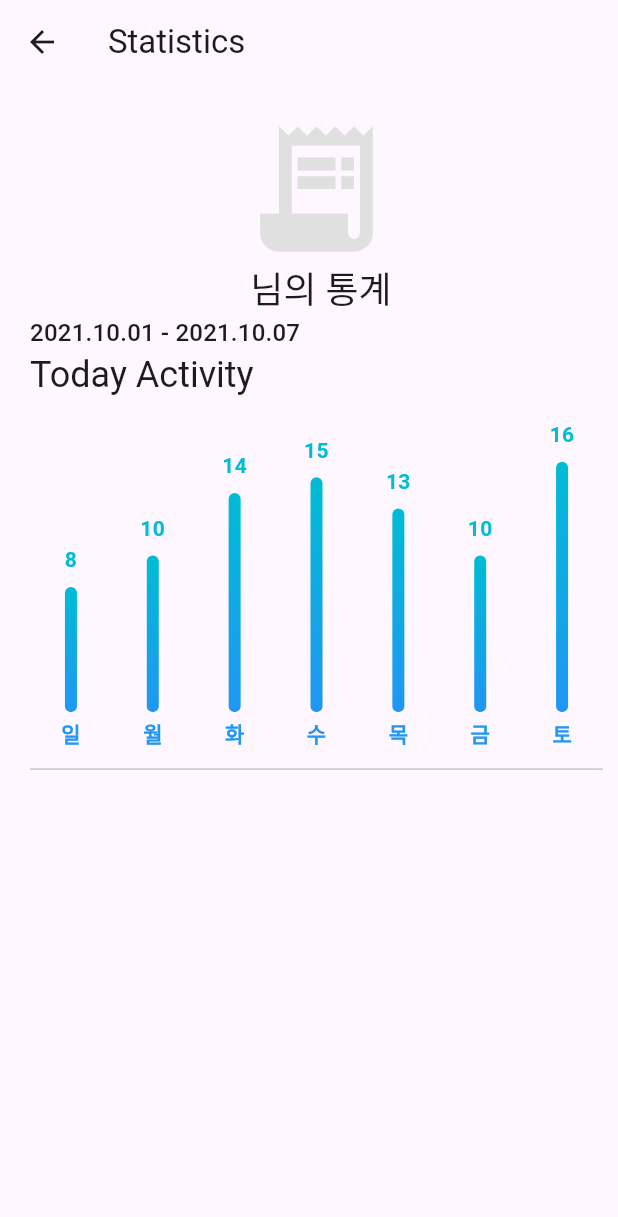
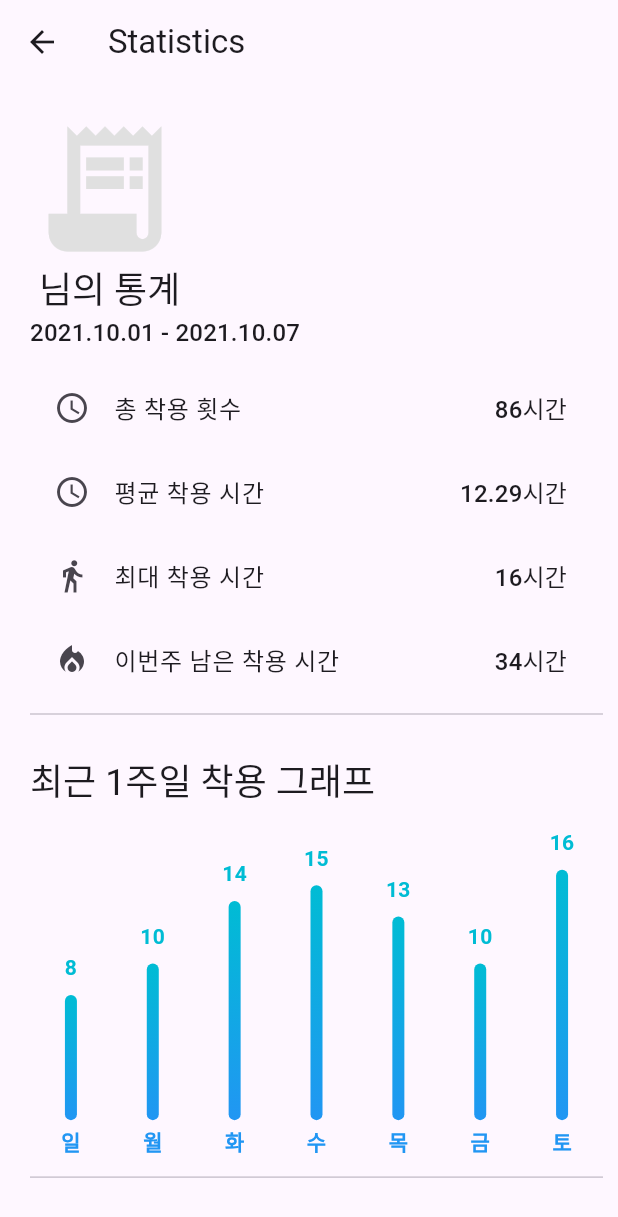
Before and after one commit to cmsong111/smart-brace-case-app, a Flutter app: the StatisticsPage screen opened directly, on a phone screen of 412 x 824 dp. Shown: the top 1217 px of the screen. Run offline on Flutter 3.47's test engine with Material 3 defaults, Android fonts, the phone set to English and light mode, and no system bars; drawn by our look-alikes of fl_chart; our stand-ins replace cached_network_image, firebase_auth, firebase_core, firebase_storage, flutter_blue_plus, image_picker; accounts and stored records are empty; generated files the repository leaves out were written again.

Commit message:
Mock: statics 정보 추가

```diff
--- /dev/null
+++ b/devtools_options.yaml
@@ -0,0 +1 @@
+extensions:
--- a/lib/screens/dashboard/dashboard_page.dart
+++ b/lib/screens/dashboard/dashboard_page.dart
@@ -20,7 +20,7 @@ class DashBoardPage extends StatelessWidget {
         ),
       ),
       body: Padding(
-        padding: const EdgeInsets.fromLTRB(20, 20, 20, 0),
+        padding: const EdgeInsets.fromLTRB(20, 0, 20, 0),
         child: ListView(
           children: [
             // 개인 프로필
@@ -54,8 +54,9 @@ class DashBoardPage extends StatelessWidget {
                           image: imageProvider, fit: BoxFit.cover),
                     ),
                   ),
-                  placeholder: (context, url) => CircularProgressIndicator(),
-                  errorWidget: (context, url, error) => Icon(Icons.error),
+                  placeholder: (context, url) =>
+                      const CircularProgressIndicator(),
+                  errorWidget: (context, url, error) => const Icon(Icons.error),
                 ),
               ],
             ),
--- a/lib/screens/statistics/statistics_page.dart
+++ b/lib/screens/statistics/statistics_page.dart
@@ -15,18 +15,51 @@ class StatisticsPage extends StatelessWidget {
       body: Padding(
         padding: const EdgeInsets.fromLTRB(20, 20, 10, 0),
         child: ListView(
+          // widget align at the center
+
           children: [
-            Icon(Icons.receipt_long, size: 100, color: Colors.grey[300]),
+            Row(
+              crossAxisAlignment: CrossAxisAlignment.start,
+              children: [
+                Icon(Icons.receipt_long, size: 100, color: Colors.grey[300]),
+              ],
+            ),
             Text("${FirebaseAuth.instance.currentUser!.displayName} 님의 통계",
-                textAlign: TextAlign.center,
-                style: Theme.of(context).textTheme.headline5),
+                style: Theme.of(context).textTheme.headlineSmall),
             Text(
               "2021.10.01 - 2021.10.07",
-              style: Theme.of(context).textTheme.subtitle1,
+              style: Theme.of(context).textTheme.titleMedium,
             ),
+            const SizedBox(height: 10),
+            ListTile(
+              title: const Text("총 착용 횟수"),
+              trailing:
+                  Text("86시간", style: Theme.of(context).textTheme.titleMedium),
+              leading: const Icon(Icons.access_time),
+            ),
+            ListTile(
+              title: const Text("평균 착용 시간"),
+              trailing: Text("${(86 / 7).toStringAsFixed(2)}시간",
+                  style: Theme.of(context).textTheme.titleMedium),
+              leading: const Icon(Icons.access_time),
+            ),
+            ListTile(
+              title: const Text("최대 착용 시간"),
+              trailing:
+                  Text("16시간", style: Theme.of(context).textTheme.titleMedium),
+              leading: const Icon(Icons.directions_walk),
+            ),
+            ListTile(
+              title: const Text("이번주 남은 착용 시간"),
+              trailing:
+                  Text("34시간", style: Theme.of(context).textTheme.titleMedium),
+              leading: const Icon(Icons.local_fire_department),
+            ),
+            const Divider(),
+            const SizedBox(height: 20),
             Text(
-              "Today Activity",
-              style: Theme.of(context).textTheme.headline5,
+              "최근 1주일 착용 그래프",
+              style: Theme.of(context).textTheme.headlineSmall,
             ),
             const AspectRatio(
               aspectRatio: 1.6,
```
